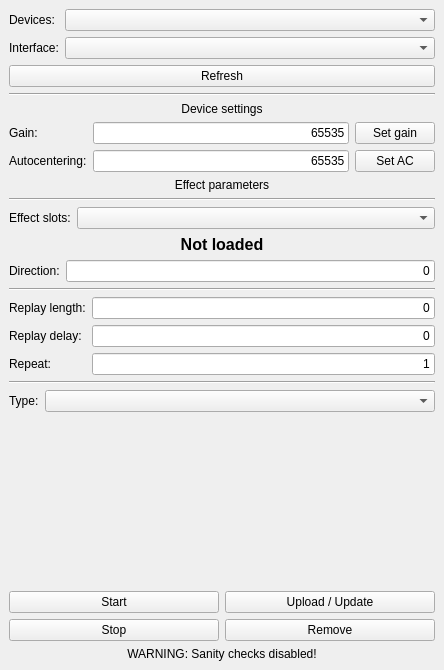
Old version of the form mainwindow.ui in the repository MadCatX/FFBChecker.
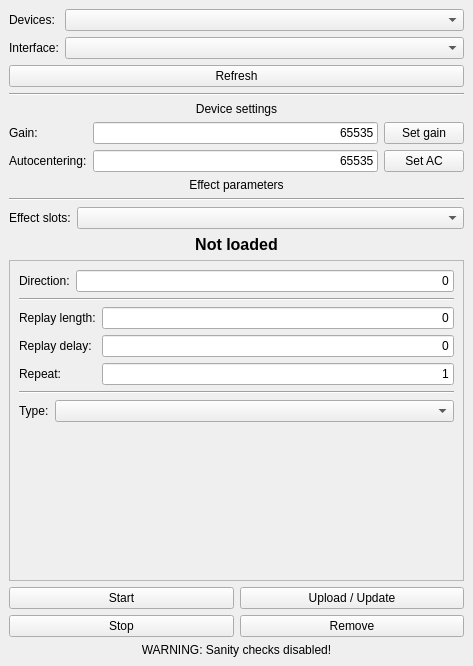
New version of the form.

Commit message: Display effect parameters in a ScrollPane

The edit to the form file:
```diff
--- a/mainwindow.ui
+++ b/mainwindow.ui
@@ -6,8 +6,8 @@
    <rect>
     <x>0</x>
     <y>0</y>
-    <width>444</width>
-    <height>670</height>
+    <width>473</width>
+    <height>666</height>
    </rect>
   </property>
   <property name="windowTitle">
@@ -17,8 +17,14 @@
    <layout class="QVBoxLayout" name="verticalLayout_2">
     <item>
      <layout class="QVBoxLayout" name="verticalLayout">
+      <property name="sizeConstraint">
+       <enum>QLayout::SetMinimumSize</enum>
+      </property>
       <item>
        <layout class="QFormLayout" name="fl_devices">
+        <property name="sizeConstraint">
+         <enum>QLayout::SetMinimumSize</enum>
+        </property>
         <item row="0" column="0">
          <widget class="QLabel" name="ql_devices">
           <property name="text">
@@ -174,6 +180,45 @@
      </widget>
     </item>
     <item>
+     <widget class="QScrollArea" name="scrollArea">
+      <property name="sizePolicy">
+       <sizepolicy hsizetype="Preferred" vsizetype="MinimumExpanding">
+        <horstretch>0</horstretch>
+        <verstretch>0</verstretch>
+       </sizepolicy>
+      </property>
+      <property name="minimumSize">
+       <size>
+        <width>0</width>
+        <height>100</height>
+       </size>
+      </property>
+      <property name="widgetResizable">
+       <bool>true</bool>
+      </property>
+      <widget class="QWidget" name="scrollAreaWidgetContents">
+       <property name="geometry">
+        <rect>
+         <x>0</x>
+         <y>0</y>
+         <width>440</width>
+         <height>233</height>
+        </rect>
+       </property>
+       <property name="sizePolicy">
+        <sizepolicy hsizetype="Preferred" vsizetype="MinimumExpanding">
+         <horstretch>0</horstretch>
+         <verstretch>0</verstretch>
+        </sizepolicy>
+       </property>
+       <property name="minimumSize">
+        <size>
+         <width>0</width>
+         <height>0</height>
+        </size>
+       </property>
+       <layout class="QVBoxLayout" name="verticalLayout_3">
+        <item>
      <layout class="QFormLayout" name="formLayout">
       <property name="fieldGrowthPolicy">
        <enum>QFormLayout::AllNonFixedFieldsGrow</enum>
@@ -206,6 +251,12 @@
     </item>
     <item>
      <layout class="QFormLayout" name="formLayout_2">
+          <property name="sizeConstraint">
+           <enum>QLayout::SetMinimumSize</enum>
+          </property>
+          <property name="fieldGrowthPolicy">
+           <enum>QFormLayout::AllNonFixedFieldsGrow</enum>
+          </property>
       <item row="0" column="0">
        <widget class="QLabel" name="ql_replayLength">
         <property name="text">
@@ -282,6 +333,10 @@
     </item>
     <item>
      <widget class="QStackedWidget" name="qstw_effectSpecifics"/>
+        </item>
+       </layout>
+      </widget>
+     </widget>
     </item>
     <item>
      <layout class="QGridLayout" name="gridLayout">
```
Lines whose indentation alone changed are shown as unchanged. The commit also changes 1 other file.
